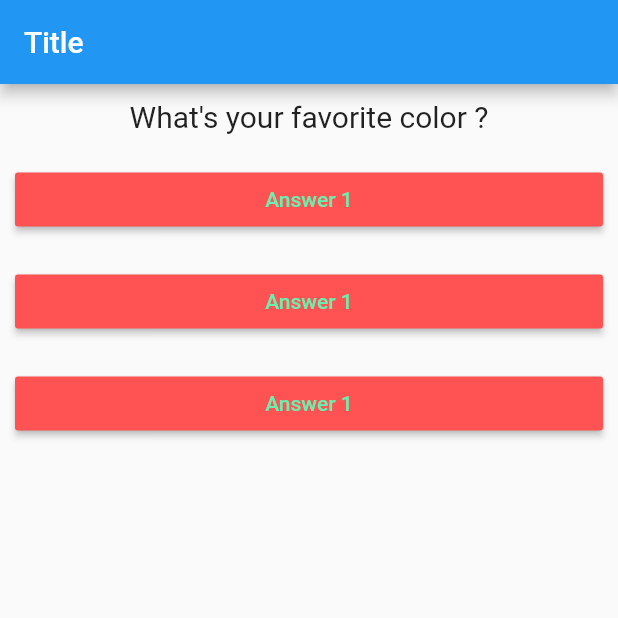
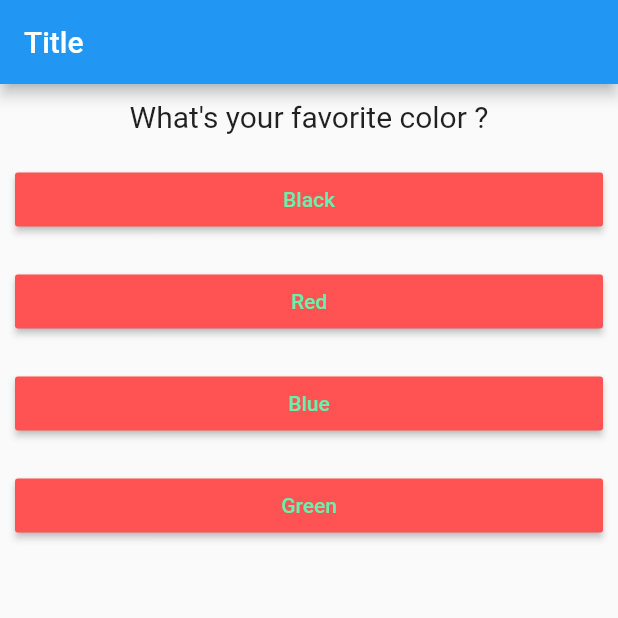
Before and after one commit to ramizrkhan/flutter-my_first_app, a Flutter app: the screen it shows after launch, on a phone screen of 412 x 824 dp, the top half of it. Run offline on Flutter 3.47's test engine with Material 2 defaults, Android fonts, the phone set to English and light mode, and no system bars.

Commit message:
Changed Answer widget to dynamic Answers and create Raisebuttons.

```diff
--- a/lib/answer.dart
+++ b/lib/answer.dart
@@ -2,7 +2,8 @@ import 'package:flutter/material.dart';
 
 class Answer extends StatelessWidget {
   final Function selectHelper;
-  Answer(this.selectHelper);
+  final String answerText;
+  Answer(this.selectHelper, this.answerText);
   Widget build(BuildContext context) {
     return Container(
       width: double.infinity,
@@ -10,7 +11,7 @@ class Answer extends StatelessWidget {
       // color: Colors.grey,
       child: RaisedButton(
         child: Text(
-          "Answer 1",
+          answerText,
         ),
         onPressed: selectHelper,
         textColor: Colors.greenAccent,
--- a/lib/main.dart
+++ b/lib/main.dart
@@ -18,18 +18,18 @@ class MyApp extends StatefulWidget {
 
 class _MyAppState extends State<MyApp> {
   var _questionIndex = 0;
-  var questions = [
+  static const questions = [
     {
       'questionText': "What\'s your favorite color ?",
-      'answer': ['Black', 'Red', 'Blue', 'Green'],
+      'answers': ['Black', 'Red', 'Blue', 'Green'],
     },
     {
       'questionText': "What\'s your favorite animal ?",
-      'answer': ['Lion', 'OX', 'Elefent', 'Snake'],
+      'answers': ['Lion', 'OX', 'Elefent', 'Snake'],
     },
     {
       'questionText': "Who\'s your favorite actor ?",
-      'answer': ['Salman', 'Tom cruse', 'Rock', 'Amitabh'],
+      'answers': ['Salman', 'Tom cruse', 'Rock', 'Amitabh'],
     },
   ];
   void _answerQuestion() {
@@ -55,9 +55,10 @@ class _MyAppState extends State<MyApp> {
             Question(
               questions[_questionIndex]['questionText'],
             ),
-            Answer(_answerQuestion),
-            Answer(_answerQuestion),
-            Answer(_answerQuestion),
+            ...(questions[_questionIndex]['answers'] as List<String>)
+                .map((answer) {
+              return Answer(_answerQuestion, answer);
+            }).toList()
           ],
         ),
       ),
--- a/pubspec.yaml
+++ b/pubspec.yaml
@@ -14,7 +14,7 @@ description: A new Flutter project.
 version: 1.0.0+1
 
 environment:
-  sdk: ">=2.1.0 <3.0.0"
+  sdk: ">=2.2.2 <3.0.0"
 
 dependencies:
   flutter:
```
Also changed, not shown: 1 other file.
